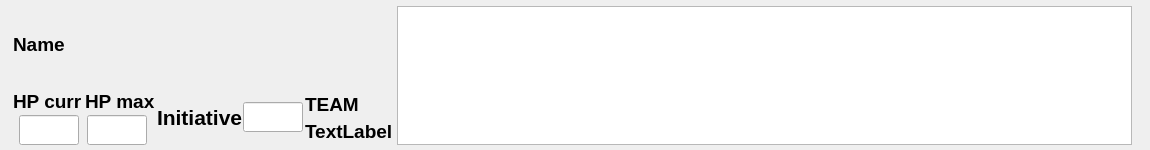
The window that src/CombatantWidget/combatantwidget.ui (lazaropo/2EManager) describes before a commit, drawn with Qt 5.
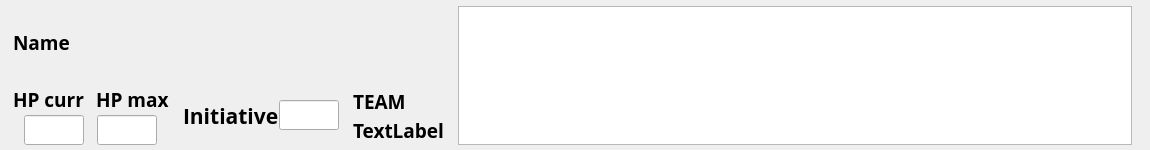
The same window after the commit. Custom widgets are drawn as their Qt base class.

The edit to the form file:
```diff
--- a/src/CombatantWidget/combatantwidget.ui
+++ b/src/CombatantWidget/combatantwidget.ui
@@ -47,121 +47,6 @@
    <property name="spacing">
     <number>2</number>
    </property>
-   <item row="7" column="1">
-    <layout class="QHBoxLayout" name="horizontalLayout_2">
-     <item>
-      <widget class="QLabel" name="label_2">
-       <property name="font">
-        <font>
-         <pointsize>14</pointsize>
-         <bold>true</bold>
-        </font>
-       </property>
-       <property name="text">
-        <string>HP curr</string>
-       </property>
-      </widget>
-     </item>
-     <item>
-      <widget class="QLabel" name="label_3">
-       <property name="font">
-        <font>
-         <pointsize>14</pointsize>
-         <bold>true</bold>
-        </font>
-       </property>
-       <property name="text">
-        <string>HP max</string>
-       </property>
-      </widget>
-     </item>
-    </layout>
-   </item>
-   <item row="7" column="2" rowspan="2">
-    <layout class="QHBoxLayout" name="horizontalLayout_3">
-     <property name="spacing">
-      <number>0</number>
-     </property>
-     <item>
-      <widget class="QLabel" name="label">
-       <property name="sizePolicy">
-        <sizepolicy hsizetype="Fixed" vsizetype="Expanding">
-         <horstretch>0</horstretch>
-         <verstretch>0</verstretch>
-        </sizepolicy>
-       </property>
-       <property name="font">
-        <font>
-         <pointsize>16</pointsize>
-         <bold>true</bold>
-         <underline>false</underline>
-         <strikeout>false</strikeout>
-         <kerning>true</kerning>
-        </font>
-       </property>
-       <property name="text">
-        <string>Initiative</string>
-       </property>
-      </widget>
-     </item>
-     <item>
-      <widget class="QLineEdit" name="lineEdit_initiative">
-       <property name="sizePolicy">
-        <sizepolicy hsizetype="Maximum" vsizetype="Maximum">
-         <horstretch>0</horstretch>
-         <verstretch>0</verstretch>
-        </sizepolicy>
-       </property>
-       <property name="maximumSize">
-        <size>
-         <width>60</width>
-         <height>30</height>
-        </size>
-       </property>
-       <property name="font">
-        <font>
-         <pointsize>12</pointsize>
-        </font>
-       </property>
-      </widget>
-     </item>
-    </layout>
-   </item>
-   <item row="3" column="5" rowspan="6">
-    <widget class="MyMenuWidget" name="tableWidget"/>
-   </item>
-   <item row="8" column="0">
-    <spacer name="horizontalSpacer_2">
-     <property name="orientation">
-      <enum>Qt::Orientation::Horizontal</enum>
-     </property>
-     <property name="sizeType">
-      <enum>QSizePolicy::Policy::Maximum</enum>
-     </property>
-     <property name="sizeHint" stdset="0">
-      <size>
-       <width>10</width>
-       <height>20</height>
-      </size>
-     </property>
-    </spacer>
-   </item>
-   <item row="5" column="6">
-    <spacer name="horizontalSpacer">
-     <property name="orientation">
-      <enum>Qt::Orientation::Horizontal</enum>
-     </property>
-     <property name="sizeType">
-      <enum>QSizePolicy::Policy::Maximum</enum>
-     </property>
-     <property name="sizeHint" stdset="0">
-      <size>
-       <width>15</width>
-       <height>20</height>
-      </size>
-     </property>
-    </spacer>
-   </item>
    <item row="8" column="1">
     <layout class="QHBoxLayout" name="horizontalLayout">
      <item>
@@ -184,6 +69,11 @@
          <height>50</height>
         </size>
        </property>
+       <property name="font">
+        <font>
+         <family>Open Sans</family>
+        </font>
+       </property>
       </widget>
      </item>
      <item>
@@ -206,11 +96,32 @@
          <height>50</height>
         </size>
        </property>
+       <property name="font">
+        <font>
+         <family>Open Sans</family>
+        </font>
+       </property>
       </widget>
      </item>
     </layout>
    </item>
-   <item row="0" column="1" rowspan="7" colspan="4">
+   <item row="7" column="2">
+    <spacer name="horizontalSpacer_4">
+     <property name="orientation">
+      <enum>Qt::Orientation::Horizontal</enum>
+     </property>
+     <property name="sizeType">
+      <enum>QSizePolicy::Policy::Minimum</enum>
+     </property>
+     <property name="sizeHint" stdset="0">
+      <size>
+       <width>10</width>
+       <height>20</height>
+      </size>
+     </property>
+    </spacer>
+   </item>
+   <item row="0" column="1" rowspan="7" colspan="6">
     <widget class="QLabel" name="label_name">
      <property name="sizePolicy">
       <sizepolicy hsizetype="Preferred" vsizetype="MinimumExpanding">
@@ -226,6 +137,7 @@
      </property>
      <property name="font">
       <font>
+       <family>Open Sans</family>
        <pointsize>14</pointsize>
        <bold>true</bold>
       </font>
@@ -238,7 +150,112 @@
      </property>
     </widget>
    </item>
-   <item row="7" column="3" rowspan="2">
+   <item row="7" column="1">
+    <layout class="QHBoxLayout" name="horizontalLayout_2">
+     <item>
+      <widget class="QLabel" name="label_2">
+       <property name="font">
+        <font>
+         <family>Open Sans</family>
+         <pointsize>14</pointsize>
+         <bold>true</bold>
+        </font>
+       </property>
+       <property name="text">
+        <string>HP curr</string>
+       </property>
+      </widget>
+     </item>
+     <item>
+      <spacer name="horizontalSpacer_3">
+       <property name="orientation">
+        <enum>Qt::Orientation::Horizontal</enum>
+       </property>
+       <property name="sizeType">
+        <enum>QSizePolicy::Policy::Minimum</enum>
+       </property>
+       <property name="sizeHint" stdset="0">
+        <size>
+         <width>10</width>
+         <height>20</height>
+        </size>
+       </property>
+      </spacer>
+     </item>
+     <item>
+      <widget class="QLabel" name="label_3">
+       <property name="font">
+        <font>
+         <family>Open Sans</family>
+         <pointsize>14</pointsize>
+         <bold>true</bold>
+        </font>
+       </property>
+       <property name="text">
+        <string>HP max</string>
+       </property>
+      </widget>
+     </item>
+    </layout>
+   </item>
+   <item row="9" column="7">
+    <spacer name="verticalSpacer">
+     <property name="orientation">
+      <enum>Qt::Orientation::Vertical</enum>
+     </property>
+     <property name="sizeType">
+      <enum>QSizePolicy::Policy::Maximum</enum>
+     </property>
+     <property name="sizeHint" stdset="0">
+      <size>
+       <width>5</width>
+       <height>10</height>
+      </size>
+     </property>
+    </spacer>
+   </item>
+   <item row="8" column="0">
+    <spacer name="horizontalSpacer_2">
+     <property name="orientation">
+      <enum>Qt::Orientation::Horizontal</enum>
+     </property>
+     <property name="sizeType">
+      <enum>QSizePolicy::Policy::Maximum</enum>
+     </property>
+     <property name="sizeHint" stdset="0">
+      <size>
+       <width>10</width>
+       <height>20</height>
+      </size>
+     </property>
+    </spacer>
+   </item>
+   <item row="3" column="7" rowspan="6">
+    <widget class="MyMenuWidget" name="tableWidget">
+     <property name="font">
+      <font>
+       <family>Open Sans</family>
+      </font>
+     </property>
+    </widget>
+   </item>
+   <item row="5" column="8">
+    <spacer name="horizontalSpacer">
+     <property name="orientation">
+      <enum>Qt::Orientation::Horizontal</enum>
+     </property>
+     <property name="sizeType">
+      <enum>QSizePolicy::Policy::Maximum</enum>
+     </property>
+     <property name="sizeHint" stdset="0">
+      <size>
+       <width>15</width>
+       <height>20</height>
+      </size>
+     </property>
+    </spacer>
+   </item>
+   <item row="7" column="5" rowspan="2">
     <layout class="QVBoxLayout" name="verticalLayout">
      <property name="spacing">
       <number>0</number>
@@ -247,6 +264,7 @@
       <widget class="QLabel" name="label_side">
        <property name="font">
         <font>
+         <family>Open Sans</family>
          <pointsize>14</pointsize>
          <bold>true</bold>
         </font>
@@ -260,6 +278,7 @@
       <widget class="QLabel" name="label_vitality">
        <property name="font">
         <font>
+         <family>Open Sans</family>
          <pointsize>14</pointsize>
          <bold>true</bold>
         </font>
@@ -271,18 +290,86 @@
      </item>
     </layout>
    </item>
-   <item row="9" column="5">
-    <spacer name="verticalSpacer">
+   <item row="7" column="3" rowspan="2">
+    <layout class="QHBoxLayout" name="horizontalLayout_3">
+     <property name="spacing">
+      <number>0</number>
+     </property>
+     <item>
+      <widget class="QLabel" name="label">
+       <property name="sizePolicy">
+        <sizepolicy hsizetype="Fixed" vsizetype="Expanding">
+         <horstretch>0</horstretch>
+         <verstretch>0</verstretch>
+        </sizepolicy>
+       </property>
+       <property name="font">
+        <font>
+         <family>Open Sans</family>
+         <pointsize>16</pointsize>
+         <bold>true</bold>
+         <underline>false</underline>
+         <strikeout>false</strikeout>
+         <kerning>true</kerning>
+        </font>
+       </property>
+       <property name="text">
+        <string>Initiative</string>
+       </property>
+      </widget>
+     </item>
+     <item>
+      <widget class="QLineEdit" name="lineEdit_initiative">
+       <property name="sizePolicy">
+        <sizepolicy hsizetype="Maximum" vsizetype="Maximum">
+         <horstretch>0</horstretch>
+         <verstretch>0</verstretch>
+        </sizepolicy>
+       </property>
+       <property name="maximumSize">
+        <size>
+         <width>60</width>
+         <height>30</height>
+        </size>
+       </property>
+       <property name="font">
+        <font>
+         <family>Open Sans</family>
+         <pointsize>12</pointsize>
+        </font>
+       </property>
+      </widget>
+     </item>
+    </layout>
+   </item>
+   <item row="7" column="4">
+    <spacer name="horizontalSpacer_5">
      <property name="orientation">
-      <enum>Qt::Orientation::Vertical</enum>
+      <enum>Qt::Orientation::Horizontal</enum>
      </property>
      <property name="sizeType">
-      <enum>QSizePolicy::Policy::Maximum</enum>
+      <enum>QSizePolicy::Policy::Minimum</enum>
      </property>
      <property name="sizeHint" stdset="0">
       <size>
-       <width>5</width>
-       <height>10</height>
+       <width>10</width>
+       <height>20</height>
+      </size>
+     </property>
+    </spacer>
+   </item>
+   <item row="7" column="6">
+    <spacer name="horizontalSpacer_6">
+     <property name="orientation">
+      <enum>Qt::Orientation::Horizontal</enum>
+     </property>
+     <property name="sizeType">
+      <enum>QSizePolicy::Policy::Minimum</enum>
+     </property>
+     <property name="sizeHint" stdset="0">
+      <size>
+       <width>10</width>
+       <height>20</height>
       </size>
      </property>
     </spacer>
```
Left out of the diff: 7 changed lines with no effect on the pictures.
